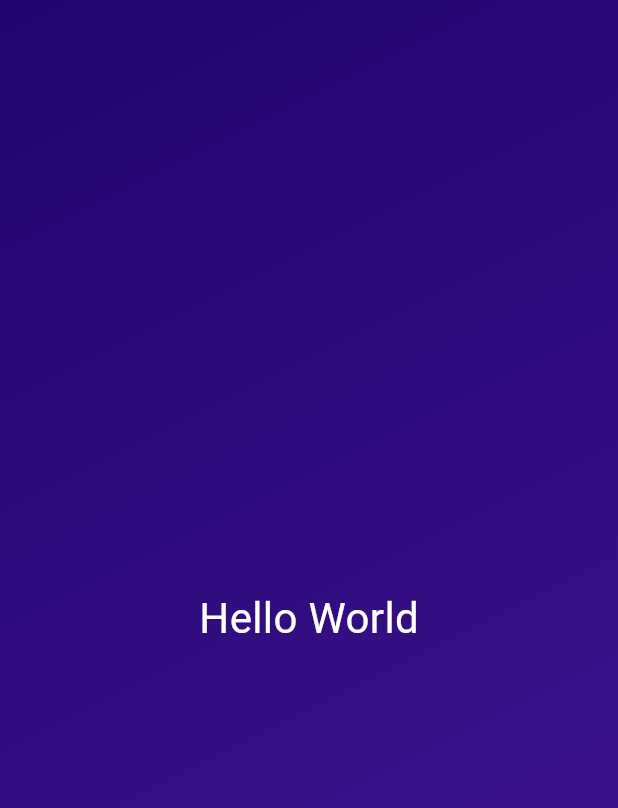
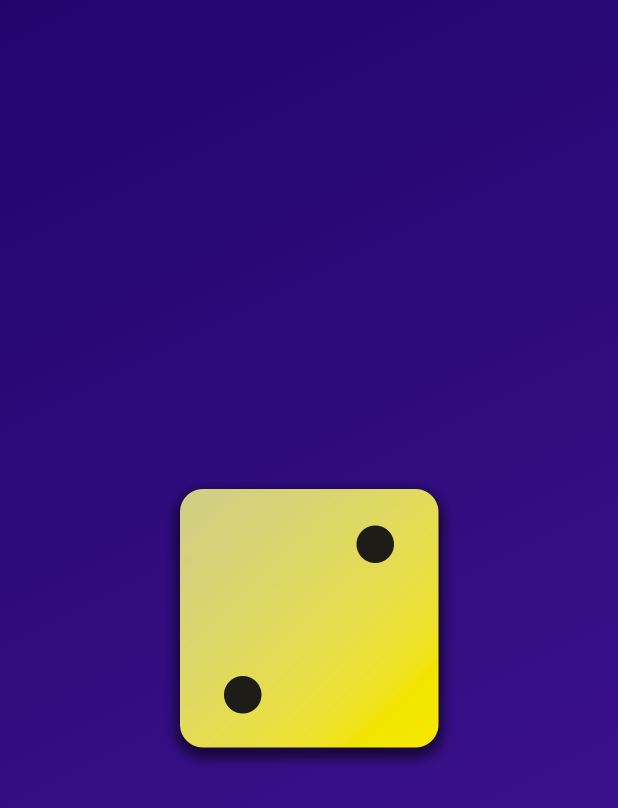
Before and after one commit to halityrd/dice_app, a Flutter app: the screen it shows after launch, on a phone screen of 412 x 824 dp. Shown: the top 808 px of the screen. Run offline on Flutter 3.47's test engine with Material 3 defaults, Android fonts, the phone set to English and light mode, and no system bars.

Commit message:
Image & Multiple Constructors

```diff
--- a/lib/gradient_container.dart
+++ b/lib/gradient_container.dart
@@ -6,6 +6,10 @@ const endAlignment = Alignment.bottomRight;
 
 class GradientContainer extends StatelessWidget {
   const GradientContainer(this.color1, this.color2, {super.key});
+
+  const GradientContainer.purple({super.key})
+    : color1 = Colors.deepPurple,
+      color2 = Colors.indigo;
 
   final Color color1;
   final Color color2;
@@ -20,7 +24,7 @@ class GradientContainer extends StatelessWidget {
           end: endAlignment,
         ),
       ),
-      child: const Center(child: StyledText('Hello World')),
+      child: Center(child: Image.asset('assets/images/dice-2.png', width: 200)),
     );
   }
 }
```
Also changed, not shown: pubspec.yaml (+7 -3 lines), assets/images/dice-1.png (added), assets/images/dice-2.png (added), assets/images/dice-3.png (added), assets/images/dice-4.png (added), assets/images/dice-5.png (added), assets/images/dice-6.png (added).
